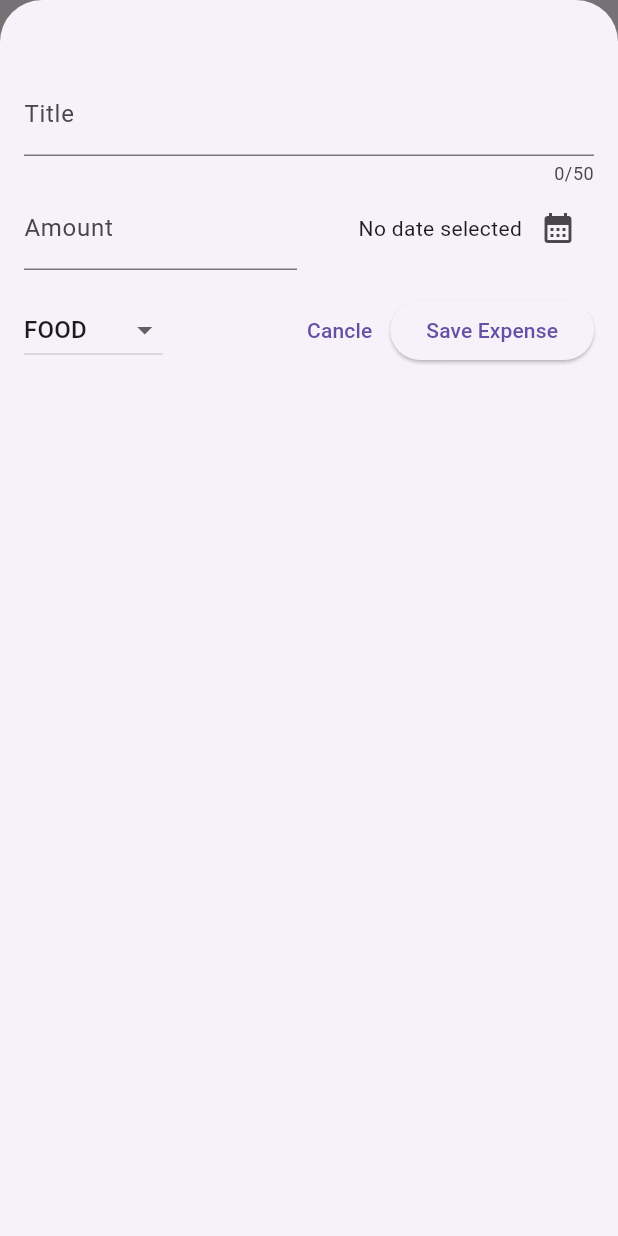
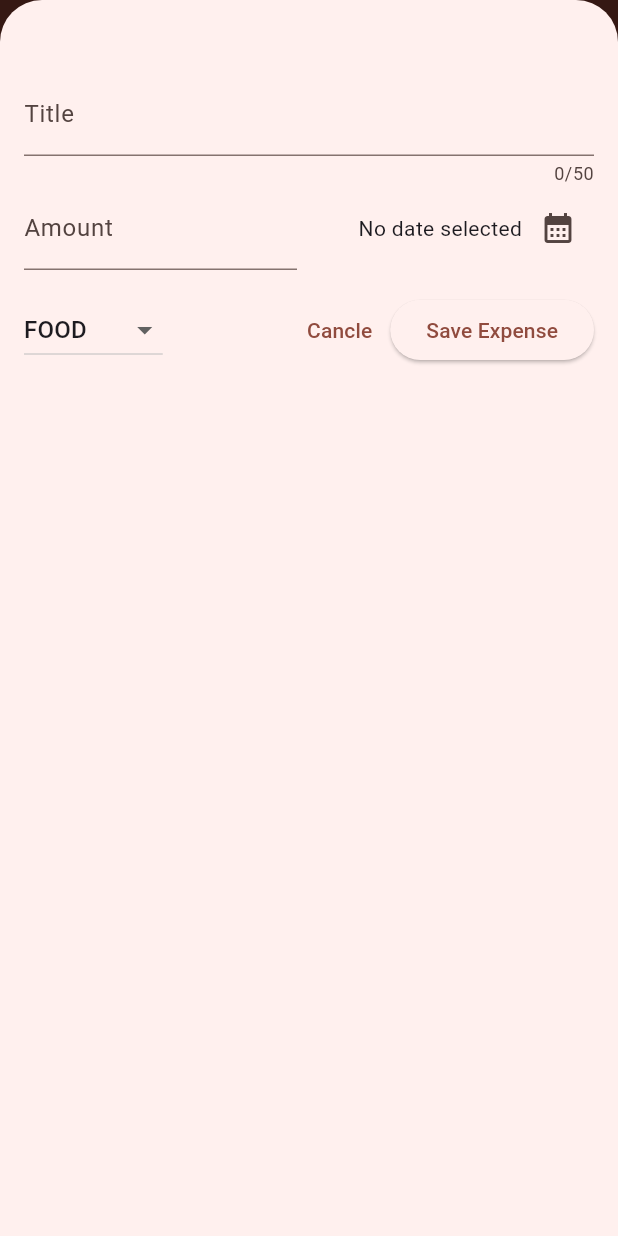
Before and after one commit to hhrnjic1/expense_tracker_flutter, a Flutter app: the screen it shows after launch, after a tap on the "add" icon, on a phone screen of 412 x 824 dp. Run offline on Flutter 3.47's test engine with Material 3 defaults, Android fonts, the phone set to English and light mode, and no system bars.

Commit message:
Add theme with color scheme

```diff
--- a/lib/main.dart
+++ b/lib/main.dart
@@ -1,9 +1,16 @@
 import 'package:flutter/material.dart';
 import 'package:expenses_tracker_flutter/widget/expenses.dart';
+
+var kColorScheme =
+    ColorScheme.fromSeed(seedColor: const Color.fromRGBO(255, 96, 69, 181));
 void main() {
-  runApp(
-    const MaterialApp(
-      home: Expenses(),
-    )
-  );
+  runApp(MaterialApp(
+    theme: ThemeData().copyWith(
+        colorScheme: kColorScheme,
+        appBarTheme: AppBarTheme().copyWith(
+          backgroundColor: kColorScheme.onPrimaryContainer,
+          foregroundColor: kColorScheme.primaryContainer,
+        )),
+    home: Expenses(),
+  ));
 }
```
